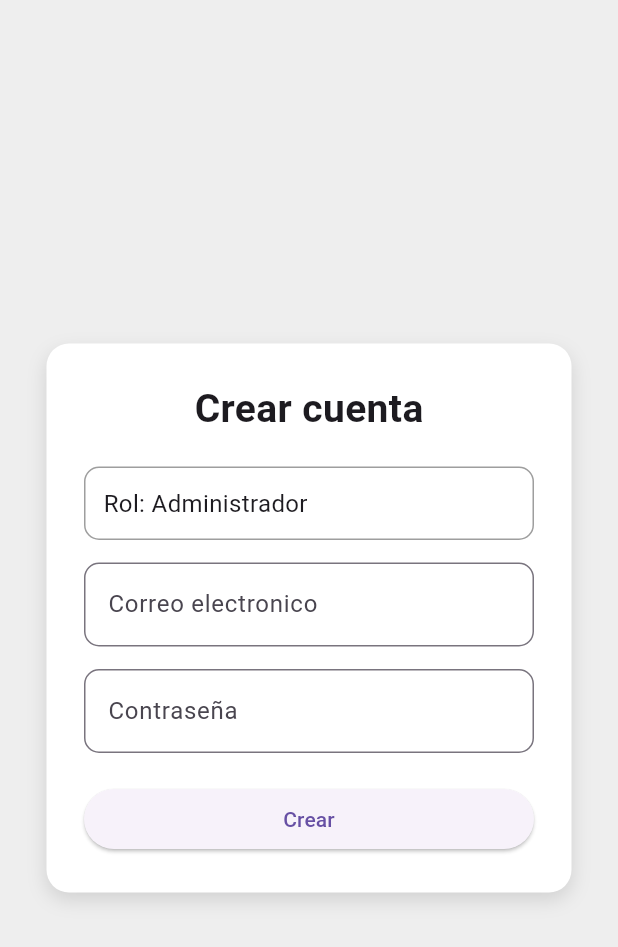
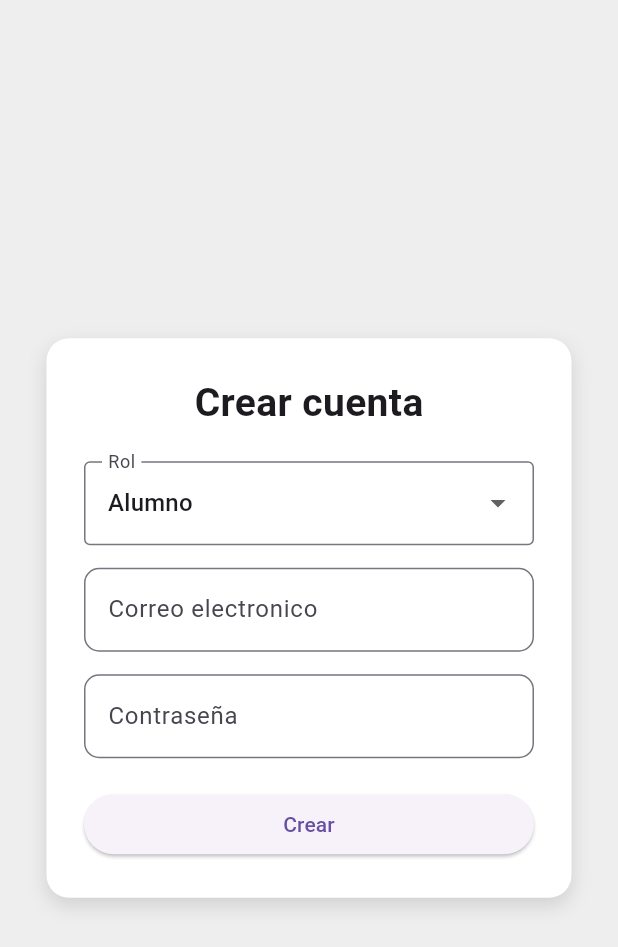
Before and after one commit to xerozasshuken-svg/app_register_camera, a Flutter app: the screen it shows after launch, after a tap on "Validar codigo", on a phone screen of 412 x 824 dp. Shown: the top 947 px of the screen. Run offline on Flutter 3.47's test engine with Material 3 defaults, Android fonts, the phone set to English and light mode, and no system bars.

Commit message:
admin_logic

```diff
--- a/lib/screens/access_code_screen.dart
+++ b/lib/screens/access_code_screen.dart
@@ -68,10 +68,12 @@ class _AccessCodeScreenState extends State<AccessCodeScreen> {
                 child: ElevatedButton(
                   onPressed: () {
 
+                    String code = codeController.text;
+
                     Navigator.push(
                       context,
                       MaterialPageRoute(
-                        builder: (context) => const RegisterScreen(role: "Administrador"),
+                        builder: (context) => const RegisterScreen(),
                       ),
                     );
                   },
--- a/lib/screens/register_screen.dart
+++ b/lib/screens/register_screen.dart
@@ -1,8 +1,7 @@
 import 'package:flutter/material.dart';
 
 class RegisterScreen extends StatefulWidget{
-  final String? role;
-  const RegisterScreen({super.key, this.role});
+  const RegisterScreen({super.key});
 
   @override
   State<RegisterScreen> createState() => _RegisterScreenState();
@@ -21,7 +20,7 @@ class _RegisterScreenState extends State<RegisterScreen> {
   @override
   void initState() {
     super.initState();
-    selectedRole = widget.role ?? "Alumno";
+    selectedRole = "Alumno";
   }
 
   @override
@@ -58,8 +57,7 @@ class _RegisterScreenState extends State<RegisterScreen> {
             ),
 
             const SizedBox(height: 20),
-            widget.role == null
-            ? DropdownButtonFormField<String>(
+            DropdownButtonFormField<String>(
                 initialValue: selectedRole,
                 decoration: const InputDecoration(
                   labelText: "Rol",
@@ -76,8 +74,9 @@ class _RegisterScreenState extends State<RegisterScreen> {
                   selectedRole = value!;
                 });
               },
-            )
-            : Container(
+            ),
+            /*
+             Container(
               width: double.infinity,
               padding: const EdgeInsets.all(12),
               decoration: BoxDecoration(
@@ -91,7 +90,7 @@ class _RegisterScreenState extends State<RegisterScreen> {
                 ),
               ),
             ),
-
+            */
             const SizedBox(height: 15),
             TextField(
               decoration: InputDecoration(
```
Also changed, not shown: lib/screens/login_screen.dart (+1 -17 lines).
